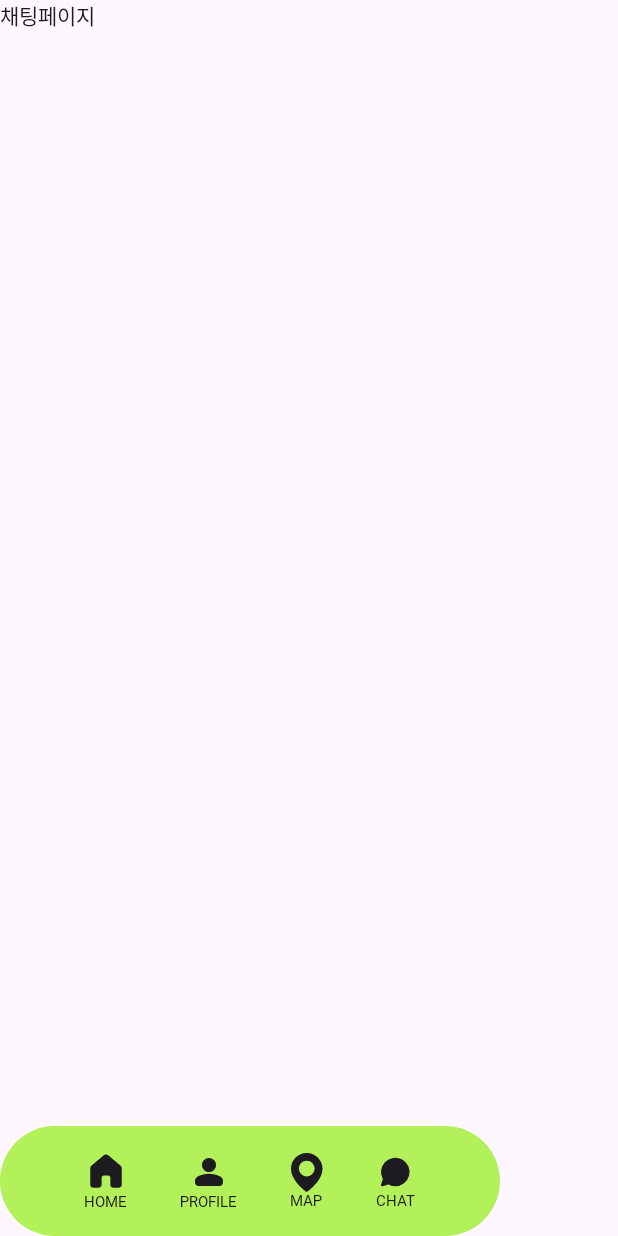
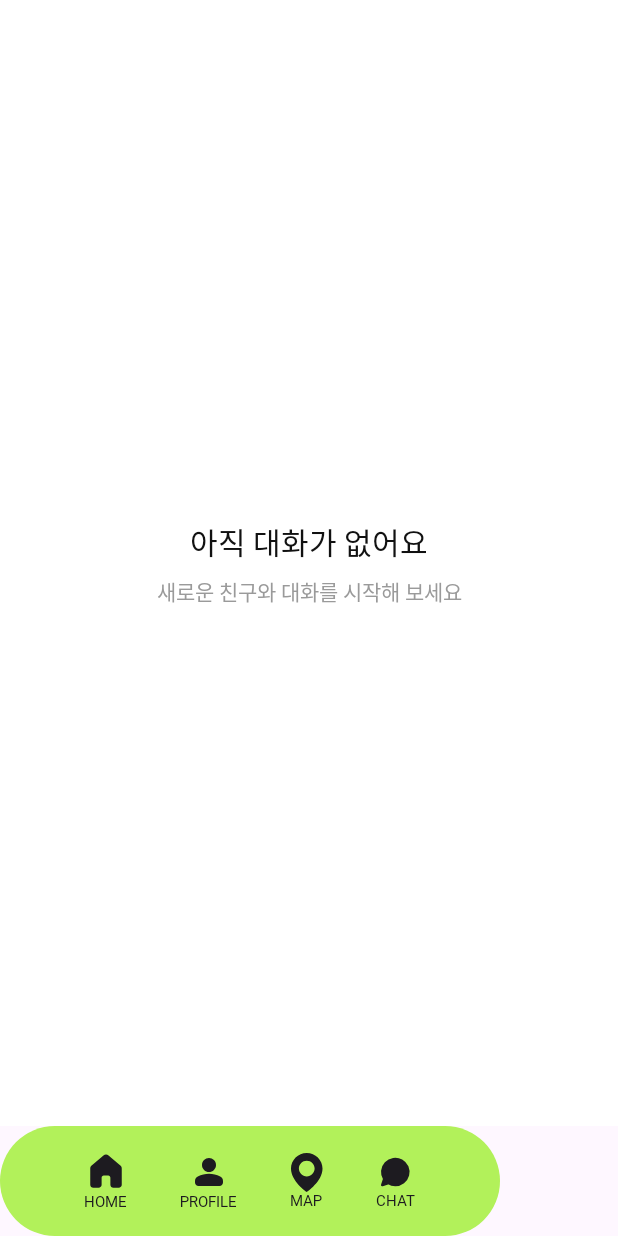
Before and after one commit to ryusuye0n/Mirim-DO-NUT-Android, an Android app built with Jetpack Compose: the ChatScreen screen opened through its navigation route, on a phone screen of 412 x 824 dp. Run offline under Robolectric (Android 15) with nearby library versions, the phone set to English and light mode, and no system bars; Roboto replaces fonts that are not available here.

Commit message:
✨ Feat: 채팅 화면 빈 상태 UI 구현

```diff
--- a/app/src/main/java/com/example/mirim_do_nut_android/feature/chat/ChatScreen.kt
+++ b/app/src/main/java/com/example/mirim_do_nut_android/feature/chat/ChatScreen.kt
@@ -1,9 +1,40 @@
 package com.example.mirim_do_nut_android.feature.chat
 
+import androidx.compose.foundation.background
+import androidx.compose.foundation.layout.Arrangement
+import androidx.compose.foundation.layout.Column
+import androidx.compose.foundation.layout.fillMaxSize
+import androidx.compose.foundation.layout.padding
 import androidx.compose.material3.Text
 import androidx.compose.runtime.Composable
+import androidx.compose.ui.Alignment
+import androidx.compose.ui.Modifier
+import androidx.compose.ui.text.style.TextAlign
+import androidx.compose.ui.unit.dp
+import com.example.mirim_do_nut_android.core.designsystem.theme.AppColor
+import com.example.mirim_do_nut_android.core.designsystem.theme.AppType
 
 @Composable
 fun ChatScreen() {
-    Text("채팅페이지")
+    Column(
+        modifier = Modifier
+            .fillMaxSize()
+            .background(AppColor.white)
+            .padding(horizontal = 24.dp),
+        horizontalAlignment = Alignment.CenterHorizontally,
+        verticalArrangement = Arrangement.Center,
+    ) {
+        Text(
+            text = "아직 대화가 없어요",
+            style = AppType.title4,
+            color = AppColor.gray950,
+        )
+        Text(
+            text = "새로운 친구와 대화를 시작해 보세요",
+            modifier = Modifier.padding(top = 8.dp),
+            style = AppType.text5,
+            color = AppColor.gray500,
+            textAlign = TextAlign.Center,
+        )
+    }
 }
```
